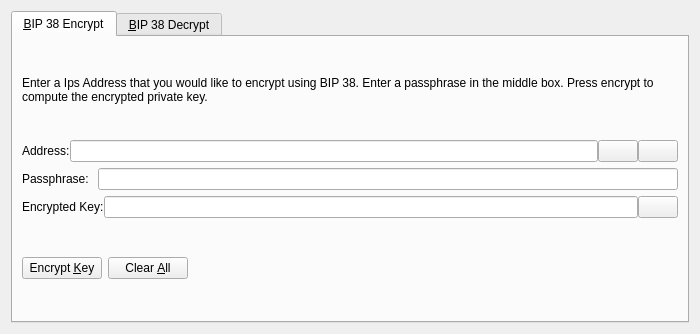
Old version of the form src/qt/forms/bip38tooldialog.ui in the repository hazzardt/midas.
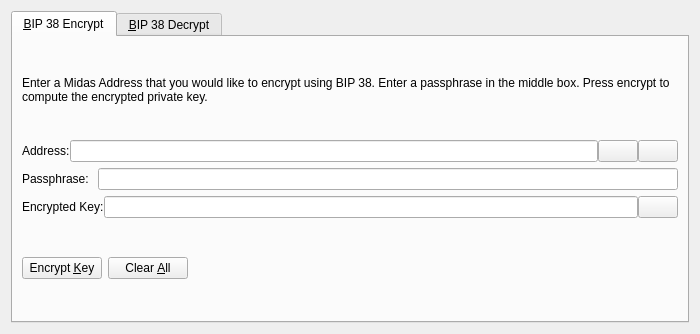
New version of the form. The open tabs and pages were chosen to show the change. Icons and pictures are not drawn. Custom widgets are drawn as their Qt base class.

What changed in the file:
```diff
--- a/src/qt/forms/bip38tooldialog.ui
+++ b/src/qt/forms/bip38tooldialog.ui
@@ -30,7 +30,7 @@
        <item>
         <widget class="QLabel" name="infoLabel_ENC">
          <property name="text">
-          <string>Enter a Ips Address that you would like to encrypt using BIP 38. Enter a passphrase in the middle box. Press encrypt to compute the encrypted private key.</string>
+          <string>Enter a Midas Address that you would like to encrypt using BIP 38. Enter a passphrase in the middle box. Press encrypt to compute the encrypted private key.</string>
          </property>
          <property name="textFormat">
           <enum>Qt::PlainText</enum>
```
Left out of the diff: 24 changed lines with no effect on the pictures.
